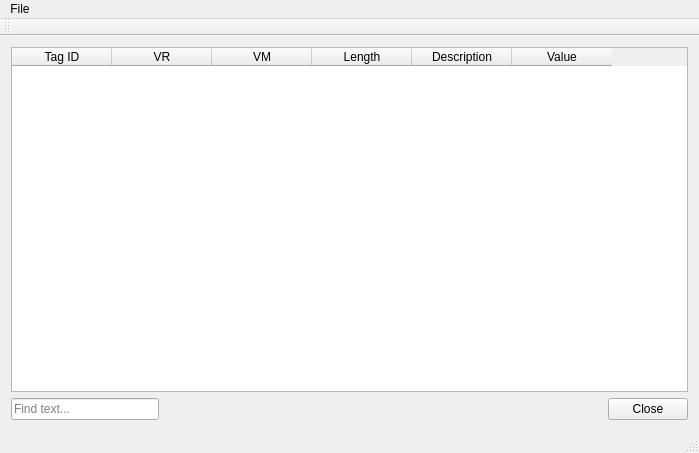
Qt form DICOM-Viewer/DICOM-Viewer/DICOMViewer.ui (GavriloviciEduard/DICOM-Extractor-Viewer) before a commit.
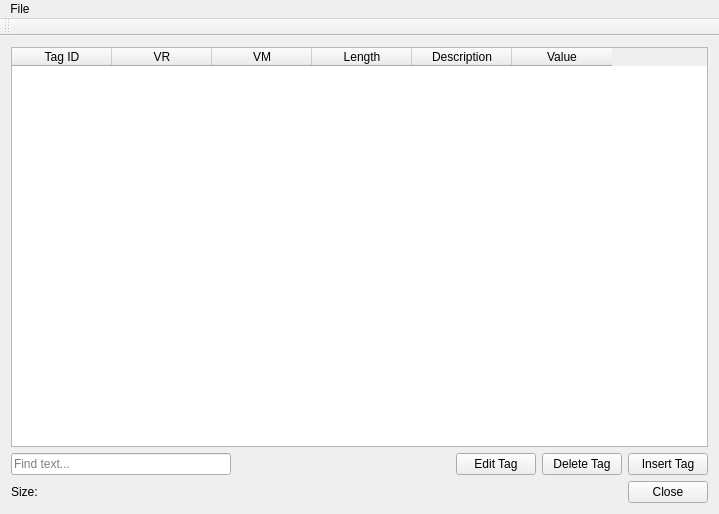
The same form after that commit.

Commit message: Added size label

What changed in the file:
```diff
--- a/DICOM-Viewer/DICOM-Viewer/DICOMViewer.ui
+++ b/DICOM-Viewer/DICOM-Viewer/DICOMViewer.ui
@@ -6,8 +6,8 @@
    <rect>
     <x>0</x>
     <y>0</y>
-    <width>699</width>
-    <height>453</height>
+    <width>719</width>
+    <height>514</height>
    </rect>
   </property>
   <property name="contextMenuPolicy">
@@ -70,19 +70,6 @@
         </property>
        </widget>
       </item>
-      <item>
-       <spacer name="horizontalSpacer_3">
-        <property name="orientation">
-         <enum>Qt::Horizontal</enum>
-        </property>
-        <property name="sizeHint" stdset="0">
-         <size>
-          <width>40</width>
-          <height>20</height>
-         </size>
-        </property>
-       </spacer>
-      </item>
       <item>
        <spacer name="horizontalSpacer">
         <property name="orientation">
@@ -97,7 +84,52 @@
        </spacer>
       </item>
       <item>
-       <spacer name="horizontalSpacer_2">
+       <widget class="QPushButton" name="buttonEdit">
+        <property name="text">
+         <string>Edit Tag</string>
+        </property>
+       </widget>
+      </item>
+      <item>
+       <widget class="QPushButton" name="buttonDelete">
+        <property name="text">
+         <string>Delete Tag</string>
+        </property>
+       </widget>
+      </item>
+      <item>
+       <widget class="QPushButton" name="buttonInsert">
+        <property name="text">
+         <string>Insert Tag</string>
+        </property>
+       </widget>
+      </item>
+     </layout>
+    </item>
+    <item>
+     <layout class="QHBoxLayout" name="horizontalLayout_2">
+      <item>
+       <widget class="QLabel" name="label">
+        <property name="text">
+         <string>Size: </string>
+        </property>
+       </widget>
+      </item>
+      <item>
+       <spacer name="horizontalSpacer_5">
+        <property name="orientation">
+         <enum>Qt::Horizontal</enum>
+        </property>
+        <property name="sizeHint" stdset="0">
+         <size>
+          <width>40</width>
+          <height>20</height>
+         </size>
+        </property>
+       </spacer>
+      </item>
+      <item>
+       <spacer name="horizontalSpacer_4">
         <property name="orientation">
          <enum>Qt::Horizontal</enum>
         </property>
@@ -125,7 +157,7 @@
     <rect>
      <x>0</x>
      <y>0</y>
-     <width>699</width>
+     <width>719</width>
      <height>21</height>
     </rect>
    </property>
@@ -146,7 +178,6 @@
     <bool>false</bool>
    </attribute>
   </widget>
-  <widget class="QStatusBar" name="statusBar"/>
   <action name="actionOpen">
    <property name="text">
     <string>Open</string>
```
Left out of the diff: 52 changed lines with no effect on the pictures. The commit also changes 2 other files.
